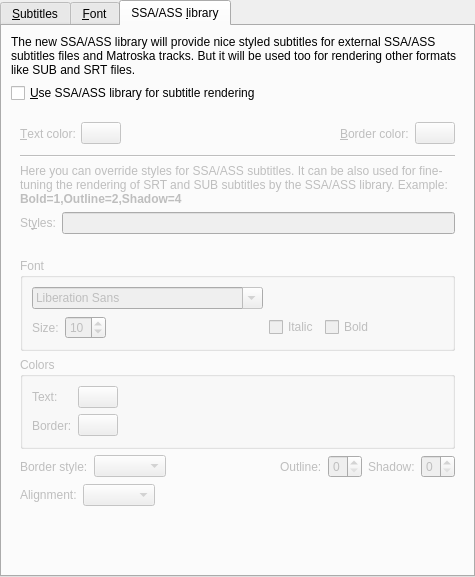
Above: src/prefsubtitles.ui from wilbert2000/wzplayer before the change. Below: the same form after it.
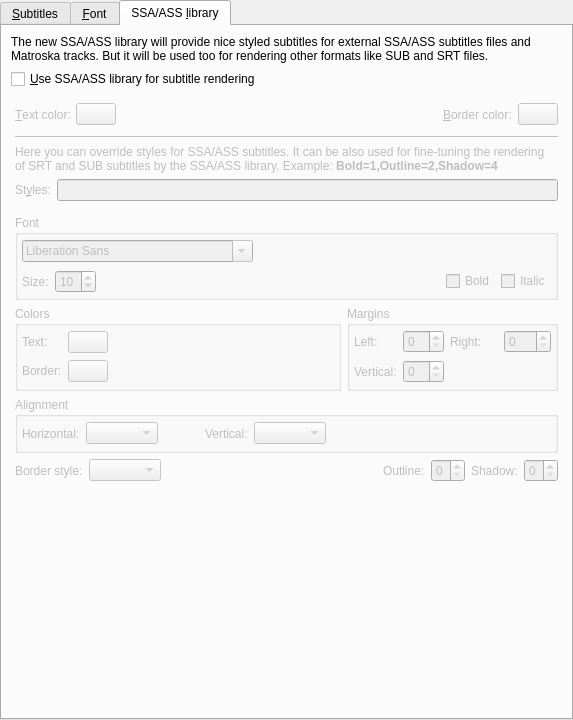
That is the form after the change. The open tabs and pages were chosen to show the change. Custom widgets are drawn as their Qt base class.

Commit message: Added options for the margins and the vertical alignment

What changed in the file:
```diff
--- a/src/prefsubtitles.ui
+++ b/src/prefsubtitles.ui
@@ -5,8 +5,8 @@
    <rect>
     <x>0</x>
     <y>0</y>
-    <width>475</width>
-    <height>577</height>
+    <width>573</width>
+    <height>720</height>
    </rect>
   </property>
   <property name="windowTitle" >
@@ -731,6 +731,18 @@
           <bool>false</bool>
          </property>
          <layout class="QVBoxLayout" >
+          <property name="leftMargin" >
+           <number>4</number>
+          </property>
+          <property name="topMargin" >
+           <number>4</number>
+          </property>
+          <property name="rightMargin" >
+           <number>4</number>
+          </property>
+          <property name="bottomMargin" >
+           <number>4</number>
+          </property>
           <item>
            <layout class="QHBoxLayout" >
             <property name="spacing" >
@@ -866,38 +878,80 @@
          <property name="enabled" >
           <bool>false</bool>
          </property>
-         <layout class="QVBoxLayout" >
-          <item>
+         <property name="sizePolicy" >
+          <sizepolicy vsizetype="Expanding" hsizetype="Preferred" >
+           <horstretch>0</horstretch>
+           <verstretch>0</verstretch>
+          </sizepolicy>
+         </property>
+         <layout class="QGridLayout" >
+          <property name="leftMargin" >
+           <number>4</number>
+          </property>
+          <property name="topMargin" >
+           <number>4</number>
+          </property>
+          <property name="rightMargin" >
+           <number>4</number>
+          </property>
+          <property name="bottomMargin" >
+           <number>4</number>
+          </property>
+          <item row="0" column="0" colspan="2" >
            <widget class="QGroupBox" name="groupBox_4" >
             <property name="title" >
              <string>Font</string>
             </property>
-            <layout class="QGridLayout" >
-             <item row="0" column="0" colspan="3" >
+            <layout class="QVBoxLayout" >
+             <property name="leftMargin" >
+              <number>4</number>
+             </property>
+             <property name="topMargin" >
+              <number>4</number>
+             </property>
+             <property name="rightMargin" >
+              <number>4</number>
+             </property>
+             <property name="bottomMargin" >
+              <number>4</number>
+             </property>
+             <item>
+              <layout class="QHBoxLayout" >
+               <item>
               <widget class="MyFontComboBox" name="style_font_combo" />
              </item>
-             <item row="0" column="3" colspan="3" >
+               <item>
               <spacer>
                <property name="orientation" >
                 <enum>Qt::Horizontal</enum>
                </property>
                <property name="sizeHint" >
                 <size>
-                 <width>331</width>
-                 <height>23</height>
+                   <width>231</width>
+                   <height>25</height>
                 </size>
                </property>
               </spacer>
              </item>
-             <item row="1" column="0" >
+              </layout>
+             </item>
+             <item>
+              <layout class="QHBoxLayout" >
+               <item>
               <widget class="QLabel" name="label" >
                <property name="text" >
                 <string>Size:</string>
                </property>
               </widget>
              </item>
-             <item row="1" column="1" >
+               <item>
               <widget class="QSpinBox" name="style_size_spin" >
+                 <property name="sizePolicy" >
+                  <sizepolicy vsizetype="Fixed" hsizetype="Preferred" >
+                   <horstretch>0</horstretch>
+                   <verstretch>0</verstretch>
+                  </sizepolicy>
+                 </property>
                <property name="minimum" >
                 <number>1</number>
                </property>
@@ -906,55 +960,56 @@
                </property>
               </widget>
              </item>
-             <item row="1" column="2" >
+               <item>
               <spacer>
                <property name="orientation" >
                 <enum>Qt::Horizontal</enum>
                </property>
                <property name="sizeHint" >
                 <size>
-                 <width>40</width>
+                   <width>181</width>
                  <height>20</height>
                 </size>
                </property>
               </spacer>
              </item>
-             <item row="1" column="3" >
-              <widget class="QCheckBox" name="style_italic_check" >
-               <property name="text" >
-                <string>Italic</string>
-               </property>
-              </widget>
-             </item>
-             <item row="1" column="4" >
+               <item>
               <widget class="QCheckBox" name="style_bold_check" >
                <property name="text" >
                 <string>Bold</string>
                </property>
               </widget>
              </item>
-             <item row="1" column="5" >
-              <spacer>
-               <property name="orientation" >
-                <enum>Qt::Horizontal</enum>
-               </property>
-               <property name="sizeHint" >
-                <size>
-                 <width>171</width>
-                 <height>20</height>
-                </size>
-               </property>
-              </spacer>
-             </item>
-            </layout>
-           </widget>
-          </item>
           <item>
+                <widget class="QCheckBox" name="style_italic_check" >
+                 <property name="text" >
+                  <string>Italic</string>
+                 </property>
+                </widget>
+               </item>
+              </layout>
+             </item>
+            </layout>
+           </widget>
+          </item>
+          <item row="1" column="0" >
            <widget class="QGroupBox" name="groupBox_7" >
             <property name="title" >
              <string>Colors</string>
             </property>
             <layout class="QGridLayout" >
+             <property name="leftMargin" >
+              <number>4</number>
+             </property>
+             <property name="topMargin" >
+              <number>4</number>
+             </property>
+             <property name="rightMargin" >
+              <number>4</number>
+             </property>
+             <property name="bottomMargin" >
+              <number>4</number>
+             </property>
              <item row="0" column="0" >
               <widget class="QLabel" name="label_2" >
                <property name="text" >
@@ -969,19 +1024,6 @@
                </property>
               </widget>
              </item>
-             <item rowspan="2" row="0" column="2" >
-              <spacer>
-               <property name="orientation" >
-                <enum>Qt::Horizontal</enum>
-               </property>
-               <property name="sizeHint" >
-                <size>
-                 <width>381</width>
-                 <height>51</height>
-                </size>
-               </property>
-              </spacer>
-             </item>
              <item row="1" column="0" >
               <widget class="QLabel" name="label_3" >
                <property name="text" >
@@ -996,10 +1038,157 @@
                </property>
               </widget>
              </item>
+             <item rowspan="2" row="0" column="2" >
+              <spacer>
+               <property name="orientation" >
+                <enum>Qt::Horizontal</enum>
+               </property>
+               <property name="sizeHint" >
+                <size>
+                 <width>40</width>
+                 <height>20</height>
+                </size>
+               </property>
+              </spacer>
+             </item>
             </layout>
            </widget>
           </item>
+          <item row="1" column="1" >
+           <widget class="QGroupBox" name="groupBox_8" >
+            <property name="title" >
+             <string>Margins</string>
+            </property>
+            <layout class="QGridLayout" >
+             <property name="leftMargin" >
+              <number>4</number>
+             </property>
+             <property name="topMargin" >
+              <number>4</number>
+             </property>
+             <property name="rightMargin" >
+              <number>4</number>
+             </property>
+             <property name="bottomMargin" >
+              <number>4</number>
+             </property>
+             <item row="0" column="0" >
+              <widget class="QLabel" name="label_7" >
+               <property name="text" >
+                <string>Left:</string>
+               </property>
+              </widget>
+             </item>
+             <item row="0" column="1" >
+              <widget class="QSpinBox" name="style_marginl_spin" />
+             </item>
+             <item row="0" column="2" >
+              <widget class="QLabel" name="label_8" >
+               <property name="text" >
+                <string>Right:</string>
+               </property>
+              </widget>
+             </item>
+             <item row="0" column="3" >
+              <widget class="QSpinBox" name="style_marginr_spin" />
+             </item>
+             <item row="1" column="0" >
+              <widget class="QLabel" name="label_9" >
+               <property name="text" >
+                <string>Vertical:</string>
+               </property>
+              </widget>
+             </item>
+             <item row="1" column="1" >
+              <widget class="QSpinBox" name="style_marginv_spin" />
+             </item>
+             <item row="1" column="2" colspan="2" >
+              <spacer>
+               <property name="orientation" >
+                <enum>Qt::Horizontal</enum>
+               </property>
+               <property name="sizeHint" >
+                <size>
+                 <width>101</width>
+                 <height>25</height>
+                </size>
+               </property>
+              </spacer>
+             </item>
+            </layout>
+           </widget>
+          </item>
+          <item row="2" column="0" colspan="2" >
+           <widget class="QGroupBox" name="groupBox_9" >
+            <property name="title" >
+             <string>Alignment</string>
+            </property>
+            <layout class="QHBoxLayout" >
+             <property name="leftMargin" >
+              <number>4</number>
+             </property>
+             <property name="topMargin" >
+              <number>4</number>
+             </property>
+             <property name="rightMargin" >
+              <number>4</number>
+             </property>
+             <property name="bottomMargin" >
+              <number>4</number>
+             </property>
           <item>
+              <widget class="QLabel" name="label_4" >
+               <property name="text" >
+                <string>Horizontal:</string>
+               </property>
+              </widget>
+             </item>
+             <item>
+              <widget class="QComboBox" name="style_alignment_combo" />
+             </item>
+             <item>
+              <spacer>
+               <property name="orientation" >
+                <enum>Qt::Horizontal</enum>
+               </property>
+               <property name="sizeType" >
+                <enum>QSizePolicy::Preferred</enum>
+               </property>
+               <property name="sizeHint" >
+                <size>
+                 <width>41</width>
+                 <height>25</height>
+                </size>
+               </property>
+              </spacer>
+             </item>
+             <item>
+              <widget class="QLabel" name="label_6" >
+               <property name="text" >
+                <string>Vertical:</string>
+               </property>
+              </widget>
+             </item>
+             <item>
+              <widget class="QComboBox" name="style_valignment_combo" />
+             </item>
+             <item>
+              <spacer>
+               <property name="orientation" >
+                <enum>Qt::Horizontal</enum>
+               </property>
+               <property name="sizeHint" >
+                <size>
+                 <width>111</width>
+                 <height>25</height>
+                </size>
+               </property>
+              </spacer>
+             </item>
+            </layout>
+           </widget>
+          </item>
+          <item row="3" column="0" colspan="2" >
            <layout class="QHBoxLayout" >
             <item>
              <widget class="QLabel" name="label_5" >
@@ -1060,33 +1249,6 @@
             </item>
            </layout>
           </item>
-          <item>
-           <layout class="QHBoxLayout" >
-            <item>
-             <widget class="QLabel" name="label_4" >
-              <property name="text" >
-               <string>Alignment:</string>
-              </property>
-             </widget>
-            </item>
-            <item>
-             <widget class="QComboBox" name="style_alignment_combo" />
-            </item>
-            <item>
-             <spacer>
-              <property name="orientation" >
-               <enum>Qt::Horizontal</enum>
-              </property>
-              <property name="sizeHint" >
-               <size>
-                <width>402</width>
-                <height>21</height>
-               </size>
-              </property>
-             </spacer>
-            </item>
-           </layout>
-          </item>
          </layout>
         </widget>
        </item>
@@ -1097,8 +1259,8 @@
          </property>
          <property name="sizeHint" >
           <size>
-           <width>221</width>
-           <height>31</height>
+           <width>540</width>
+           <height>20</height>
           </size>
          </property>
         </spacer>
```
Left out of the diff: 6 changed lines with no effect on the pictures. Lines whose indentation alone changed are shown as unchanged. The commit also changes 4 other files.
